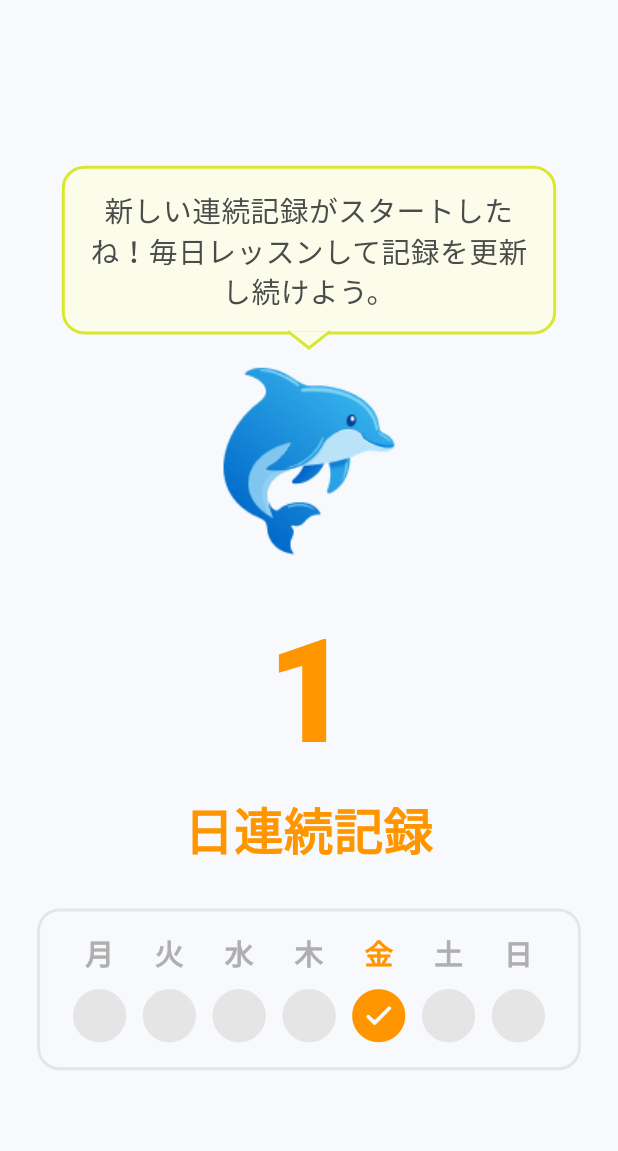
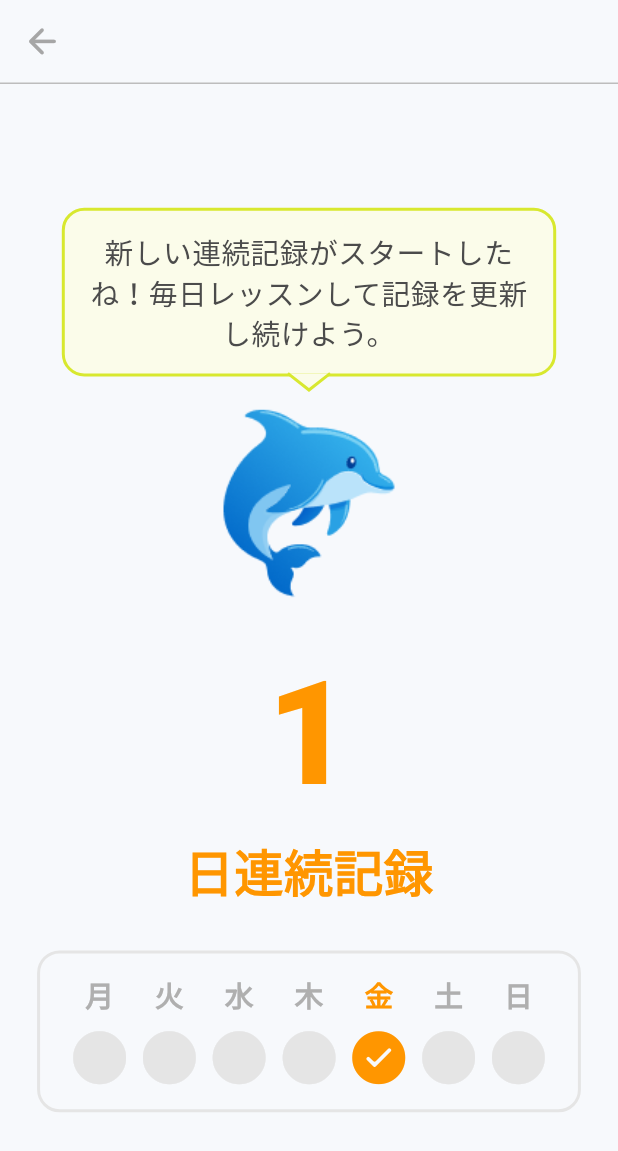
Before and after one commit to nomatake/KiokuNaviApp, a Flutter app: the ContinuousPlayRecordView screen opened by its route, on a phone screen of 412 x 824 dp. Shown: the top 1151 px of the screen. Run offline on Flutter 3.47's test engine with Material 3 defaults, Android fonts, the phone set to English and light mode, and no system bars; our stand-ins replace animated_custom_dropdown, bubble, calendar_date_picker2, connectivity_plus, dio, dotted_border and 4 more; missing offline and left inert: flutter_inner_shadow, splash_master, wolt_modal_sheet; accounts and stored records are empty; Roboto replaces fonts that are missing (Hiragino Sans); project files that could hold a hidden picture were left out.

Commit message:
Update version to 0.0.2+3, enhance ContinuousPlayRecordView with custom app bar, and format ResultView for better readability

```diff
--- a/lib/app/modules/learning/views/continuous_play_record_view.dart
+++ b/lib/app/modules/learning/views/continuous_play_record_view.dart
@@ -2,10 +2,12 @@ import 'package:flutter/cupertino.dart';
 import 'package:flutter/material.dart';
 import 'package:get/get.dart';
 import 'package:kioku_navi/app/modules/learning/controllers/learning_controller.dart';
+import 'package:kioku_navi/app/routes/app_pages.dart';
 import 'package:kioku_navi/generated/assets.gen.dart';
 import 'package:kioku_navi/generated/locales.g.dart';
 import 'package:kioku_navi/utils/extensions.dart';
 import 'package:kioku_navi/utils/sizes.dart';
+import 'package:kioku_navi/widgets/custom_appbar.dart';
 import 'package:kioku_navi/widgets/custom_tooltip.dart';
 import 'package:kioku_navi/widgets/padded_wrapper.dart';
 
@@ -15,6 +17,10 @@ class ContinuousPlayRecordView extends GetView<LearningController> {
   @override
   Widget build(BuildContext context) {
     return Scaffold(
+      appBar: CustomAppbar(
+        onBackPressed: () => Get.toNamed(Routes.CHILD_HOME),
+        isHasBorder: true,
+      ),
       body: SafeArea(
         child: PaddedWrapper(
           child: Center(
--- a/lib/app/modules/learning/views/result_view.dart
+++ b/lib/app/modules/learning/views/result_view.dart
@@ -61,7 +61,8 @@ class ResultView extends GetView<LearningController> {
                       children: [
                         Flexible(
                           child: ResultStatCard.orange(
-                            value: '${controller.progressTracker.correctAnswers}/${controller.totalQuestions}',
+                            value:
+                                '${controller.progressTracker.correctAnswers}/${controller.totalQuestions}',
                             label: LocaleKeys.pages_learning_result_totalXP.tr,
                           ),
                         ),
@@ -75,7 +76,8 @@ class ResultView extends GetView<LearningController> {
                         SizedBox(width: k3Double.wp),
                         Flexible(
                           child: ResultStatCard.green(
-                            value: '${controller.progressTracker.scorePercentage.toStringAsFixed(0)}%',
+                            value:
+                                '${controller.progressTracker.scorePercentage.toStringAsFixed(0)}%',
                             label: LocaleKeys
                                 .pages_learning_result_accuracyRate.tr,
                           ),
--- a/pubspec.yaml
+++ b/pubspec.yaml
@@ -1,7 +1,7 @@
 name: kioku_navi
 description: "KiokuNavi"
 publish_to: "none"
-version: 0.0.1+2
+version: 0.0.2+3
 
 environment:
   sdk: ^3.6.1
```
Also changed, not shown: .flutter/version_history.txt, 1 other file.
